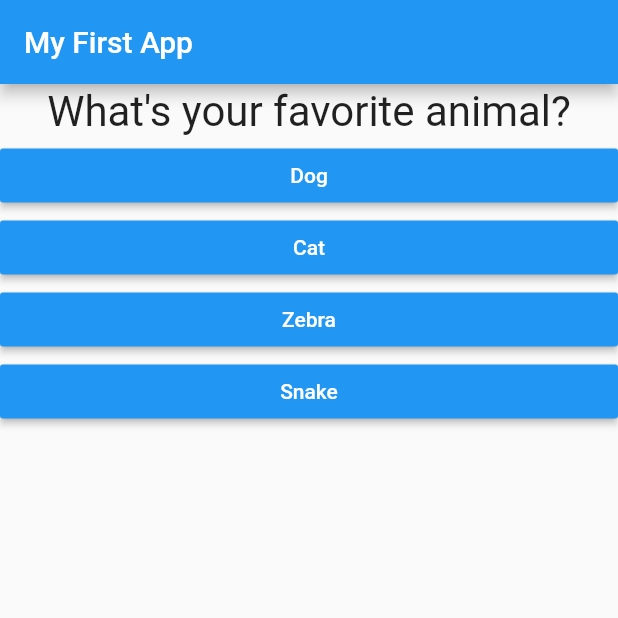
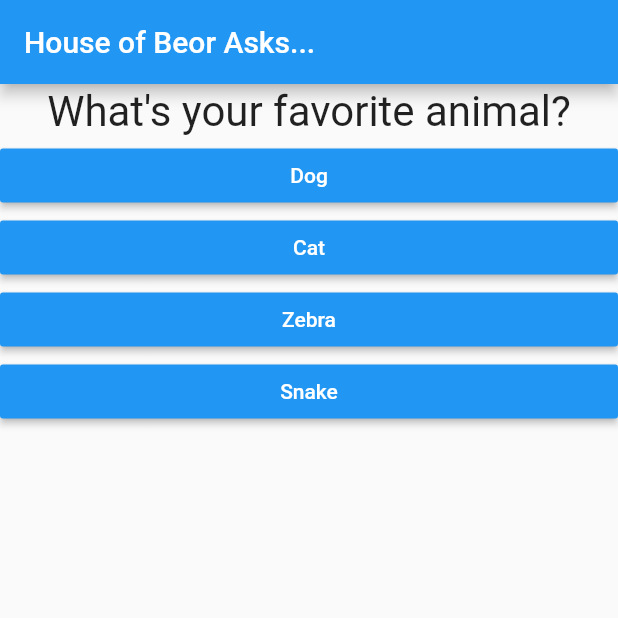
Before and after one commit to berenerchamion/flutter_oreilly1, a Flutter app: the screen it shows after launch, after a tap on "Black", on a phone screen of 412 x 824 dp, the top half of it. Run offline on Flutter 3.47's test engine with Material 2 defaults, Android fonts, the phone set to English and light mode, and no system bars.

```diff
--- a/lib/main.dart
+++ b/lib/main.dart
@@ -1,6 +1,8 @@
 import 'package:flutter/material.dart';
 import './question.dart';
 import './answer.dart';
+import './quiz.dart';
+import './result.dart';
 
 void main() {
   runApp(MyApp());
@@ -16,14 +18,11 @@ class MyApp extends StatefulWidget {
 class _MyAppState extends State<MyApp> {
   var _questionIndex = 0;
 
-  final questions = const [
+  final _questions = const [
     {
       'questionText': 'What\'s your favorite color?',
-      'answers': [
-        'Black',
-        'Blue',
-        'Red','Green','Yellow'
-      ],},
+      'answers': ['Black', 'Blue', 'Red', 'Green', 'Yellow'],
+    },
     {
       'questionText': 'What\'s your favorite animal?',
       'answers': [
@@ -45,13 +44,15 @@ class _MyAppState extends State<MyApp> {
   ];
 
   void _answerQuestion() {
-    setState((){
+    setState(() {
       _questionIndex = _questionIndex + 1;
     });
     print(_questionIndex);
 
-    if (_questionIndex < questions.length){
+    if (_questionIndex < _questions.length) {
       print('We have more questions...');
+    } else {
+      print('No more questions please.');
     }
   }
 
@@ -60,16 +61,15 @@ class _MyAppState extends State<MyApp> {
     return MaterialApp(
       home: Scaffold(
         appBar: AppBar(
-          title: Text('My First App'),
+          title: Text('House of Beor Asks...'),
         ),
-        body: Column(
-          children: <Widget>[
-            Question(questions[_questionIndex]['questionText']),
-            ...(questions[_questionIndex]['answers'] as List<String>).map((answer) {
-              return Answer(_answerQuestion, answer);
-            }).toList(),
-          ],
-        ), //End Column
+        body: _questionIndex < _questions.length
+            ? Quiz(
+                answerQuestion: _answerQuestion,
+                questions: _questions,
+                questionIndex: _questionIndex,
+              )
+            : Result(),
       ), //End Scaffold
     ); //End MaterialApp
   }
--- /dev/null
+++ b/lib/quiz.dart
@@ -0,0 +1,27 @@
+import 'package:flutter/material.dart';
+import './question.dart';
+import './answer.dart';
+
+class Quiz extends StatelessWidget {
+  final List<Map<String, Object>> questions;
+  final Function answerQuestion;
+  final int questionIndex;
+
+  Quiz({
+        @required this.questions,
+        @required this.answerQuestion,
+        @required this.questionIndex
+  });
+
+  @override
+  Widget build(BuildContext context) {
+    return Column(
+      children: <Widget>[
+        Question(questions[questionIndex]['questionText']),
+        ...(questions[questionIndex]['answers'] as List<String>).map((answer) {
+          return Answer(answerQuestion, answer);
+        }).toList(),
+      ],
+    );
+  }
+}
--- /dev/null
+++ b/lib/result.dart
@@ -0,0 +1,10 @@
+import 'package:flutter/material.dart';
+
+class Result extends StatelessWidget {
+  @override
+  Widget build (BuildContext context) {
+    return Center(
+      child: Text('You completed the quiz.'),
+    );
+  }
+}
```
